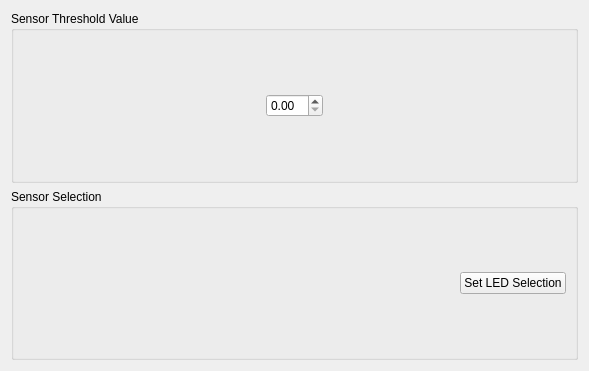
Above: rqt_plugins/rqt_line_sensor_control/src/rqt_line_sensor_control/LineSensorControl.ui from a2198699s/AI-Line-Follower before the change. Below: the same form after it.
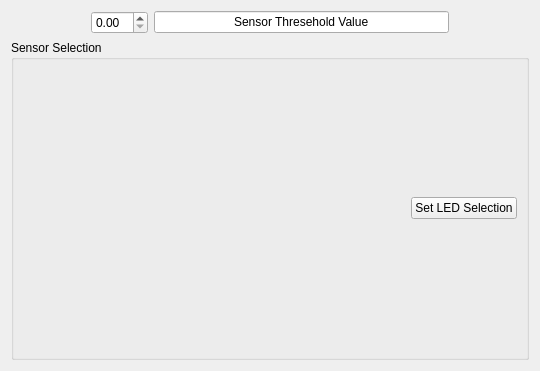
That is the form after the change.

Patch:
```diff
--- a/rqt_plugins/rqt_line_sensor_control/src/rqt_line_sensor_control/LineSensorControl.ui
+++ b/rqt_plugins/rqt_line_sensor_control/src/rqt_line_sensor_control/LineSensorControl.ui
@@ -9,32 +9,36 @@
    <rect>
     <x>0</x>
     <y>0</y>
-    <width>589</width>
+    <width>540</width>
     <height>371</height>
    </rect>
   </property>
+  <property name="sizePolicy">
+   <sizepolicy hsizetype="Fixed" vsizetype="Fixed">
+    <horstretch>0</horstretch>
+    <verstretch>0</verstretch>
+   </sizepolicy>
+  </property>
   <property name="windowTitle">
    <string>rqt_line_sensor_control</string>
   </property>
   <layout class="QVBoxLayout" name="verticalLayout_3">
    <item>
-    <widget class="QGroupBox" name="groupBox">
-     <property name="title">
-      <string>Sensor Threshold Value</string>
+    <layout class="QHBoxLayout" name="horizontalLayout">
+     <property name="sizeConstraint">
+      <enum>QLayout::SetFixedSize</enum>
      </property>
-     <layout class="QVBoxLayout" name="verticalLayout_4">
       <item>
-       <layout class="QVBoxLayout" name="verticalLayout">
-        <item>
-         <layout class="QHBoxLayout" name="horizontalLayout_2">
-          <item>
-           <spacer name="horizontalSpacer_3">
+      <spacer name="horizontalSpacer">
             <property name="orientation">
              <enum>Qt::Horizontal</enum>
             </property>
+       <property name="sizeType">
+        <enum>QSizePolicy::Fixed</enum>
+       </property>
             <property name="sizeHint" stdset="0">
              <size>
-              <width>40</width>
+         <width>80</width>
               <height>20</height>
              </size>
             </property>
@@ -44,24 +48,41 @@
            <widget class="QDoubleSpinBox" name="threshold_value_box"/>
           </item>
           <item>
-           <spacer name="horizontalSpacer_4">
-            <property name="orientation">
-             <enum>Qt::Horizontal</enum>
-            </property>
-            <property name="sizeHint" stdset="0">
-             <size>
-              <width>40</width>
-              <height>20</height>
-             </size>
-            </property>
-           </spacer>
-          </item>
-         </layout>
-        </item>
-       </layout>
-      </item>
-     </layout>
-    </widget>
+      <widget class="QLineEdit" name="lineEdit">
+       <property name="sizePolicy">
+        <sizepolicy hsizetype="Expanding" vsizetype="Fixed">
+         <horstretch>0</horstretch>
+         <verstretch>0</verstretch>
+        </sizepolicy>
+       </property>
+       <property name="text">
+        <string>Sensor Thresehold Value</string>
+       </property>
+       <property name="alignment">
+        <set>Qt::AlignCenter</set>
+       </property>
+       <property name="readOnly">
+        <bool>true</bool>
+       </property>
+      </widget>
+     </item>
+     <item>
+      <spacer name="horizontalSpacer_2">
+       <property name="orientation">
+        <enum>Qt::Horizontal</enum>
+       </property>
+       <property name="sizeType">
+        <enum>QSizePolicy::Fixed</enum>
+       </property>
+       <property name="sizeHint" stdset="0">
+        <size>
+         <width>80</width>
+         <height>20</height>
+        </size>
+       </property>
+      </spacer>
+     </item>
+    </layout>
    </item>
    <item>
     <widget class="QGroupBox" name="groupBox_2">
```
Lines whose indentation alone changed are shown as unchanged.
